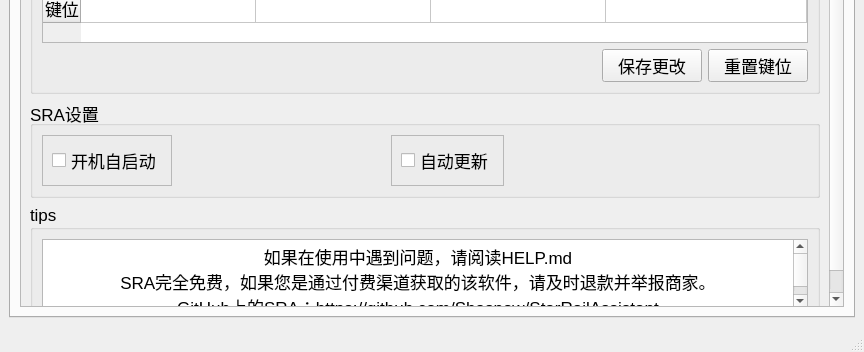
Shasnow/StarRailAssistant, file res/ui/main.ui: the form before one commit; both pictures show x 0 to 864 and y 319 to 671 of the 864 by 671 pixel window.
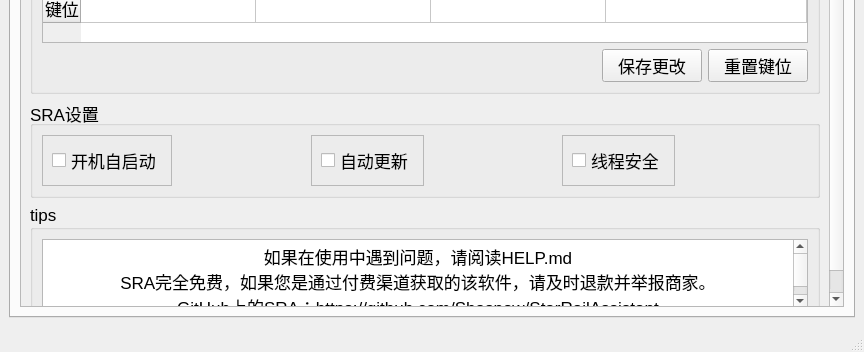
The form after the commit. The open tabs and pages were chosen to show the change.

What changed in the file:
```diff
--- a/res/ui/main.ui
+++ b/res/ui/main.ui
@@ -459,8 +459,8 @@
             <rect>
              <x>0</x>
              <y>0</y>
-             <width>650</width>
-             <height>522</height>
+             <width>820</width>
+             <height>540</height>
             </rect>
            </property>
            <layout class="QVBoxLayout" name="verticalLayout">
@@ -953,6 +953,32 @@
                <string>SRA设置</string>
               </property>
               <layout class="QGridLayout" name="gridLayout_5">
+               <item row="0" column="1">
+                <spacer name="horizontalSpacer">
+                 <property name="orientation">
+                  <enum>Qt::Orientation::Horizontal</enum>
+                 </property>
+                 <property name="sizeHint" stdset="0">
+                  <size>
+                   <width>40</width>
+                   <height>20</height>
+                  </size>
+                 </property>
+                </spacer>
+               </item>
+               <item row="0" column="3">
+                <spacer name="horizontalSpacer_2">
+                 <property name="orientation">
+                  <enum>Qt::Orientation::Horizontal</enum>
+                 </property>
+                 <property name="sizeHint" stdset="0">
+                  <size>
+                   <width>40</width>
+                   <height>20</height>
+                  </size>
+                 </property>
+                </spacer>
+               </item>
                <item row="0" column="0">
                 <widget class="QFrame" name="frame_routine_3">
                  <property name="frameShape">
@@ -1010,19 +1036,44 @@
                  </layout>
                 </widget>
                </item>
-               <item row="0" column="3">
-                <spacer name="horizontalSpacer_2">
+               <item row="0" column="5">
+                <spacer name="horizontalSpacer_3">
                  <property name="orientation">
                   <enum>Qt::Orientation::Horizontal</enum>
                  </property>
                  <property name="sizeHint" stdset="0">
                   <size>
-                   <width>304</width>
+                   <width>40</width>
                    <height>20</height>
                   </size>
                  </property>
                 </spacer>
                </item>
+               <item row="0" column="4">
+                <widget class="QFrame" name="frame_routine_5">
+                 <property name="frameShape">
+                  <enum>QFrame::Shape::StyledPanel</enum>
+                 </property>
+                 <property name="frameShadow">
+                  <enum>QFrame::Shadow::Raised</enum>
+                 </property>
+                 <layout class="QHBoxLayout" name="horizontalLayout_26">
+                  <item>
+                   <widget class="QCheckBox" name="checkBox_threadSafety">
+                    <property name="toolTip">
+                     <string>关闭此选项后，控制台的停止功能将不再等待任务结束。</string>
+                    </property>
+                    <property name="whatsThis">
+                     <string>关闭此选项后，控制台的停止功能将不再等待任务结束。</string>
+                    </property>
+                    <property name="text">
+                     <string>线程安全</string>
+                    </property>
+                   </widget>
+                  </item>
+                 </layout>
+                </widget>
+               </item>
               </layout>
              </widget>
             </item>
```
Left out of the diff: 17 changed lines with no effect on the pictures.
